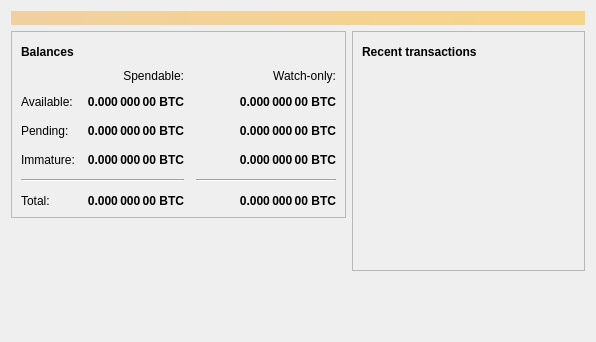
The window that src/qt/forms/overviewpage.ui (koifinance/NixCore) describes before a commit, drawn with Qt 5.
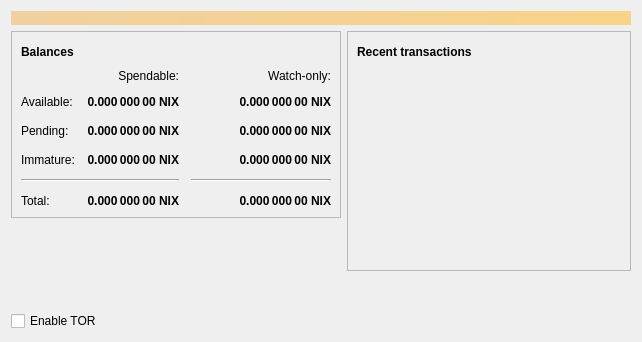
The same window after the commit. Icons and pictures are not drawn.

Patch:
```diff
--- a/src/qt/forms/overviewpage.ui
+++ b/src/qt/forms/overviewpage.ui
@@ -6,7 +6,7 @@
    <rect>
     <x>0</x>
     <y>0</y>
-    <width>596</width>
+    <width>642</width>
     <height>342</height>
    </rect>
   </property>
@@ -129,7 +129,7 @@
                <string>Unconfirmed transactions to watch-only addresses</string>
               </property>
               <property name="text">
-               <string notr="true">0.000 000 00 BTC</string>
+               <string notr="true">0.000 000 00 NIX</string>
               </property>
               <property name="alignment">
                <set>Qt::AlignRight|Qt::AlignTrailing|Qt::AlignVCenter</set>
@@ -154,7 +154,7 @@
                <string>Total of transactions that have yet to be confirmed, and do not yet count toward the spendable balance</string>
               </property>
               <property name="text">
-               <string notr="true">0.000 000 00 BTC</string>
+               <string notr="true">0.000 000 00 NIX</string>
               </property>
               <property name="alignment">
                <set>Qt::AlignRight|Qt::AlignTrailing|Qt::AlignVCenter</set>
@@ -179,7 +179,7 @@
                <string>Mined balance in watch-only addresses that has not yet matured</string>
               </property>
               <property name="text">
-               <string notr="true">0.000 000 00 BTC</string>
+               <string notr="true">0.000 000 00 NIX</string>
               </property>
               <property name="alignment">
                <set>Qt::AlignRight|Qt::AlignTrailing|Qt::AlignVCenter</set>
@@ -237,7 +237,7 @@
                <string>Mined balance that has not yet matured</string>
               </property>
               <property name="text">
-               <string notr="true">0.000 000 00 BTC</string>
+               <string notr="true">0.000 000 00 NIX</string>
               </property>
               <property name="alignment">
                <set>Qt::AlignRight|Qt::AlignTrailing|Qt::AlignVCenter</set>
@@ -282,7 +282,7 @@
                <string>Your current total balance</string>
               </property>
               <property name="text">
-               <string notr="true">0.000 000 00 BTC</string>
+               <string notr="true">0.000 000 00 NIX</string>
               </property>
               <property name="alignment">
                <set>Qt::AlignRight|Qt::AlignTrailing|Qt::AlignVCenter</set>
@@ -307,7 +307,7 @@
                <string>Current total balance in watch-only addresses</string>
               </property>
               <property name="text">
-               <string notr="true">0.000 000 00 BTC</string>
+               <string notr="true">0.000 000 00 NIX</string>
               </property>
               <property name="alignment">
                <set>Qt::AlignRight|Qt::AlignTrailing|Qt::AlignVCenter</set>
@@ -349,7 +349,7 @@
                <string>Your current spendable balance</string>
               </property>
               <property name="text">
-               <string notr="true">0.000 000 00 BTC</string>
+               <string notr="true">0.000 000 00 NIX</string>
               </property>
               <property name="alignment">
                <set>Qt::AlignRight|Qt::AlignTrailing|Qt::AlignVCenter</set>
@@ -374,7 +374,7 @@
                <string>Your current balance in watch-only addresses</string>
               </property>
               <property name="text">
-               <string notr="true">0.000 000 00 BTC</string>
+               <string notr="true">0.000 000 00 NIX</string>
               </property>
               <property name="alignment">
                <set>Qt::AlignRight|Qt::AlignTrailing|Qt::AlignVCenter</set>
@@ -419,6 +419,13 @@
          </property>
         </spacer>
        </item>
+       <item>
+        <widget class="QCheckBox" name="checkboxEnabledTor">
+         <property name="text">
+          <string>Enable TOR</string>
+         </property>
+        </widget>
+       </item>
       </layout>
      </item>
      <item>
```
Left out of the diff: 8 changed lines with no effect on the pictures.
